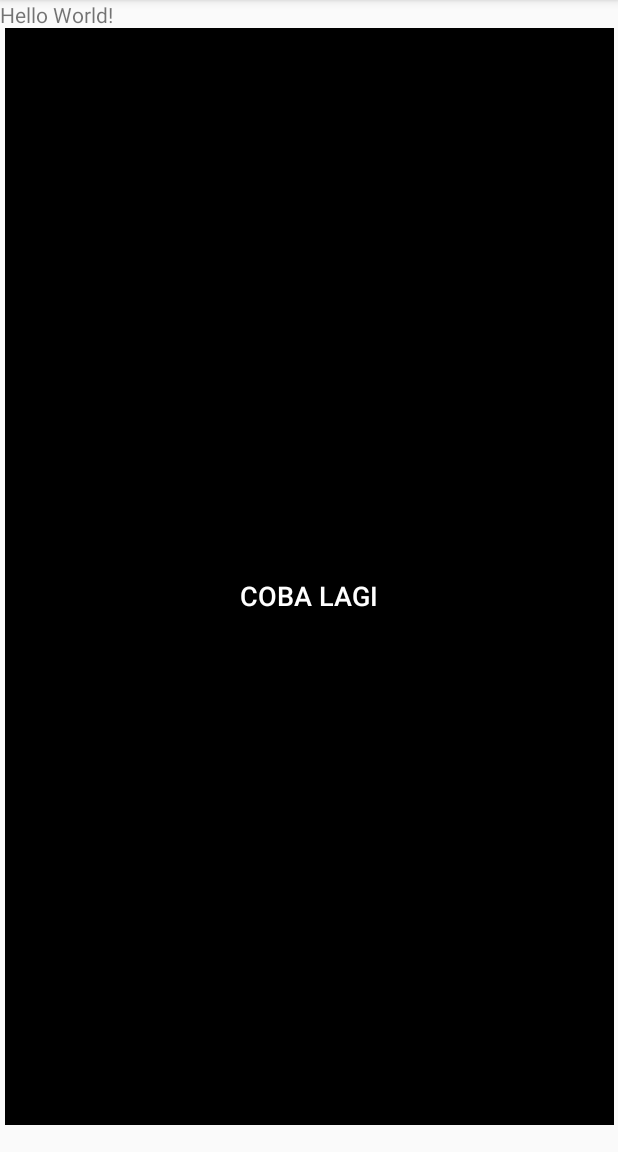
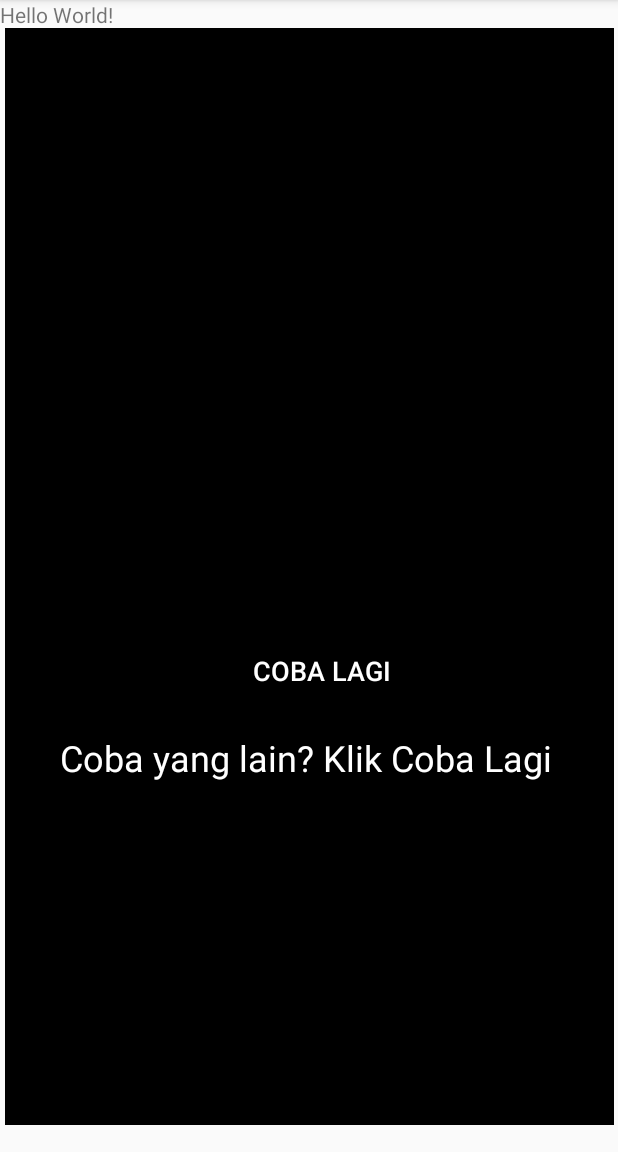
Before and after one commit to Krista12/TugasUTS, an Android app: the fragment ResultFragment placed in its activity, on a phone screen of 412 x 824 dp, the part 84-1236 px from its top. Run offline under Robolectric (Android 15) with nearby library versions, the phone set to English and light mode, and no system bars.

Commit message:
Memperbaiki fungsi yang terdapat di Fragment Tensi dan Result Fragment

```diff
--- a/app/src/main/java/com/example/tugasuts/Fragment/ResultFragment.java
+++ b/app/src/main/java/com/example/tugasuts/Fragment/ResultFragment.java
@@ -43,7 +43,7 @@ public class ResultFragment extends Fragment {
             @Override
             public void onClick(View view) {
                 if (mListener != null) {
-                    mListener.onTryAgainButtonClicked("Tensi");
+                    mListener.onTryAgainButtonClicked();
                 }
             }
         });
@@ -83,7 +83,7 @@ public class ResultFragment extends Fragment {
     public interface OnFragmentInteractionListener {
         // TODO: Update argument type and name
       //  void onFragmentInteraction(Uri uri);
-        void onTryAgainButtonClicked(String tag);
+        void onTryAgainButtonClicked();
     }
 
     public void setInformation(String information) {
--- a/app/src/main/java/com/example/tugasuts/Fragment/TensiFragment.java
+++ b/app/src/main/java/com/example/tugasuts/Fragment/TensiFragment.java
@@ -53,7 +53,7 @@ public class TensiFragment extends Fragment {
                         Tensiku tensiku = new Tensiku(sistol, diastol);
                         mListener.onCekTensiButtonClicked(tensiku.Tekanan());
                     } else  {
-                        Toast.makeText(getActivity(), "Please Input Your Height and Weight", Toast.LENGTH_SHORT).show();
+                        Toast.makeText(getActivity(), "Please Input Your Sistol and Diastol", Toast.LENGTH_SHORT).show();
                     }
                 }
 
@@ -95,6 +95,6 @@ public class TensiFragment extends Fragment {
         // TODO: Update argument type and name
        // void onFragmentInteraction(Uri uri);
 
-        void onCekTensiButtonClicked(int i);
+        void onCekTensiButtonClicked(String i);
     }
 }
--- a/app/src/main/res/layout/fragment_result.xml
+++ b/app/src/main/res/layout/fragment_result.xml
@@ -10,18 +10,18 @@
 
     <TextView
         android:id="@+id/textView8"
-        android:layout_width="242dp"
-        android:layout_height="41dp"
+        android:layout_width="276dp"
+        android:layout_height="67dp"
         android:layout_marginTop="196dp"
         android:hint="Add Information Here"
         android:textColor="@android:color/white"
         android:textSize="24sp"
         app:layout_constraintBottom_toTopOf="@+id/guideline"
         app:layout_constraintEnd_toEndOf="parent"
-        app:layout_constraintHorizontal_bias="0.497"
+        app:layout_constraintHorizontal_bias="0.577"
         app:layout_constraintStart_toStartOf="parent"
         app:layout_constraintTop_toTopOf="parent"
-        app:layout_constraintVertical_bias="0.938" />
+        app:layout_constraintVertical_bias="0.277" />
 
     <androidx.constraintlayout.widget.Guideline
         android:id="@+id/guideline"
@@ -40,8 +40,20 @@
         android:textSize="18sp"
         app:layout_constraintBottom_toBottomOf="parent"
         app:layout_constraintEnd_toEndOf="parent"
-        app:layout_constraintHorizontal_bias="0.498"
+        app:layout_constraintHorizontal_bias="0.537"
         app:layout_constraintStart_toStartOf="parent"
         app:layout_constraintTop_toBottomOf="@+id/textView8"
-        app:layout_constraintVertical_bias="0.062" />
+        app:layout_constraintVertical_bias="0.298" />
+
+    <TextView
+        android:id="@+id/textView10"
+        android:layout_width="333dp"
+        android:layout_height="45dp"
+        android:layout_marginBottom="216dp"
+        android:text="Coba yang lain? Klik Coba Lagi"
+        android:textColor="@android:color/background_light"
+        android:textSize="24sp"
+        app:layout_constraintBottom_toBottomOf="parent"
+        app:layout_constraintEnd_toEndOf="parent"
+        app:layout_constraintStart_toStartOf="parent" />
 </androidx.constraintlayout.widget.ConstraintLayout>
```
Also changed, not shown: app/src/main/java/com/example/tugasuts/MainActivity.java (+4 -4 lines), app/src/main/java/com/example/tugasuts/Util/Tensiku.java (+7 -6 lines).
